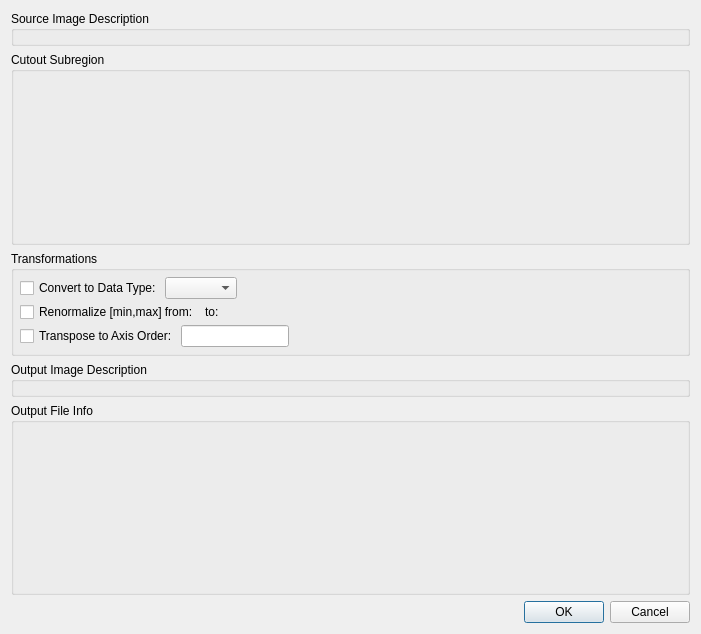
Above: volumina/widgets/dataExportOptionsDlg.ui from ilastik/volumina before the change. Below: the same form after it.
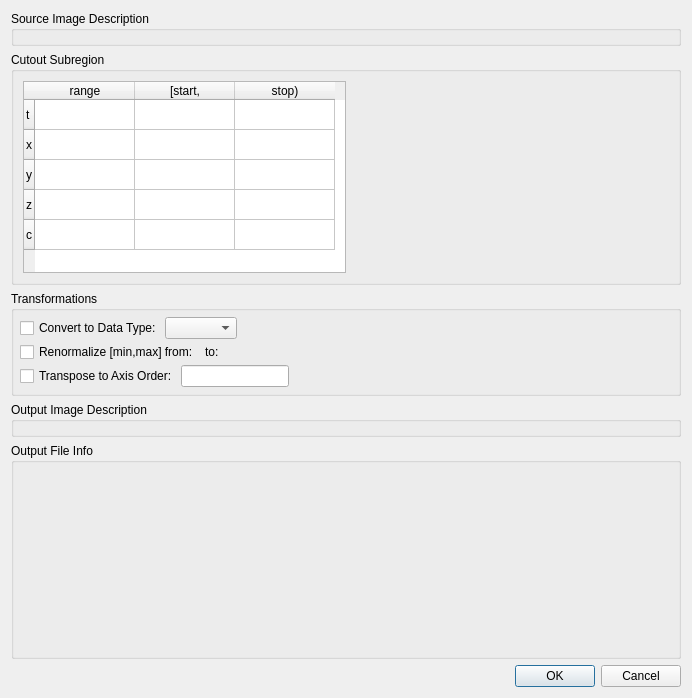
That is the form after the change. Custom widgets are drawn as their Qt base class.

Commit message: Data Export: Use the new subregion widget.

Patch:
```diff
--- a/volumina/widgets/dataExportOptionsDlg.ui
+++ b/volumina/widgets/dataExportOptionsDlg.ui
@@ -6,12 +6,12 @@
    <rect>
     <x>0</x>
     <y>0</y>
-    <width>701</width>
-    <height>634</height>
+    <width>692</width>
+    <height>698</height>
    </rect>
   </property>
   <property name="sizePolicy">
-   <sizepolicy hsizetype="Preferred" vsizetype="Maximum">
+   <sizepolicy hsizetype="Preferred" vsizetype="Preferred">
     <horstretch>0</horstretch>
     <verstretch>0</verstretch>
    </sizepolicy>
@@ -55,17 +55,82 @@
      <property name="checkable">
       <bool>false</bool>
      </property>
-     <layout class="QVBoxLayout" name="verticalLayout_4">
+     <layout class="QHBoxLayout" name="horizontalLayout">
       <item>
-       <widget class="CombinedValueRangeWidget" name="roiWidget" native="true">
+       <widget class="SubregionRoiWidget" name="roiWidget">
         <property name="sizePolicy">
-         <sizepolicy hsizetype="Preferred" vsizetype="Preferred">
+         <sizepolicy hsizetype="MinimumExpanding" vsizetype="Minimum">
           <horstretch>0</horstretch>
           <verstretch>0</verstretch>
          </sizepolicy>
         </property>
+        <property name="rowCount">
+         <number>5</number>
+        </property>
+        <property name="columnCount">
+         <number>3</number>
+        </property>
+        <attribute name="verticalHeaderCascadingSectionResizes">
+         <bool>false</bool>
+        </attribute>
+        <row>
+         <property name="text">
+          <string>t</string>
+         </property>
+        </row>
+        <row>
+         <property name="text">
+          <string>x</string>
+         </property>
+        </row>
+        <row>
+         <property name="text">
+          <string>y</string>
+         </property>
+        </row>
+        <row>
+         <property name="text">
+          <string>z</string>
+         </property>
+        </row>
+        <row>
+         <property name="text">
+          <string>c</string>
+         </property>
+        </row>
+        <column>
+         <property name="text">
+          <string>range</string>
+         </property>
+        </column>
+        <column>
+         <property name="text">
+          <string>[start,</string>
+         </property>
+        </column>
+        <column>
+         <property name="text">
+          <string>stop)</string>
+         </property>
+        </column>
        </widget>
       </item>
+      <item>
+       <spacer name="horizontalSpacer">
+        <property name="orientation">
+         <enum>Qt::Horizontal</enum>
+        </property>
+        <property name="sizeType">
+         <enum>QSizePolicy::Expanding</enum>
+        </property>
+        <property name="sizeHint" stdset="0">
+         <size>
+          <width>40</width>
+          <height>20</height>
+         </size>
+        </property>
+       </spacer>
+      </item>
      </layout>
     </widget>
    </item>
@@ -238,7 +303,14 @@
        <number>6</number>
       </property>
       <item>
-       <widget class="MultiformatSlotExportFileOptionsWidget" name="exportFileOptionsWidget" native="true"/>
+       <widget class="MultiformatSlotExportFileOptionsWidget" name="exportFileOptionsWidget" native="true">
+        <property name="sizePolicy">
+         <sizepolicy hsizetype="Preferred" vsizetype="Expanding">
+          <horstretch>0</horstretch>
+          <verstretch>0</verstretch>
+         </sizepolicy>
+        </property>
+       </widget>
       </item>
      </layout>
     </widget>
@@ -262,12 +334,6 @@
    <header>volumina.widgets.valueRangeWidget</header>
    <container>1</container>
   </customwidget>
-  <customwidget>
-   <class>CombinedValueRangeWidget</class>
-   <extends>QWidget</extends>
-   <header>volumina.widgets.valueRangeWidget</header>
-   <container>1</container>
-  </customwidget>
   <customwidget>
    <class>SlotMetaInfoDisplayWidget</class>
    <extends>QWidget</extends>
@@ -280,6 +346,11 @@
    <header>volumina.widgets.multiformatSlotExportFileOptionsWidget</header>
    <container>1</container>
   </customwidget>
+  <customwidget>
+   <class>SubregionRoiWidget</class>
+   <extends>QTableWidget</extends>
+   <header>volumina.widgets.subregionRoiWidget</header>
+  </customwidget>
  </customwidgets>
  <resources/>
  <connections>
```
The commit also changes 1 other file.
